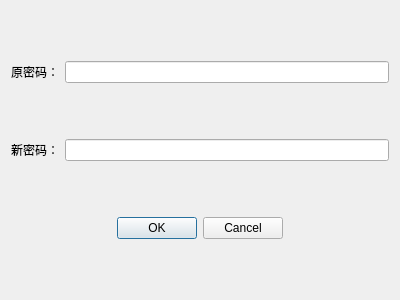
Above: changepasswddialog.ui from yuzujr/ScoreManagementSystem before the change. Below: the same form after it.
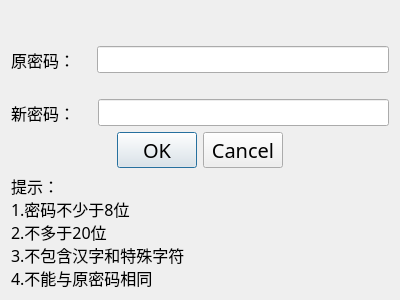
That is the form after the change.

Patch:
```diff
--- a/changepasswddialog.ui
+++ b/changepasswddialog.ui
@@ -18,22 +18,128 @@
   </property>
   <property name="maximumSize">
    <size>
-    <width>400</width>
-    <height>300</height>
+    <width>500</width>
+    <height>400</height>
    </size>
   </property>
   <property name="windowTitle">
    <string>Dialog</string>
   </property>
-  <layout class="QGridLayout" name="gridLayout">
-   <item row="0" column="1">
-    <widget class="QLineEdit" name="lineEdit"/>
+  <layout class="QVBoxLayout" name="verticalLayout">
+   <item>
+    <layout class="QHBoxLayout" name="horizontalLayout">
+     <property name="topMargin">
+      <number>35</number>
+     </property>
+     <item>
+      <widget class="QLabel" name="label">
+       <property name="maximumSize">
+        <size>
+         <width>80</width>
+         <height>16777215</height>
+        </size>
+       </property>
+       <property name="font">
+        <font>
+         <family>宋体</family>
+         <pointsize>12</pointsize>
+        </font>
+       </property>
+       <property name="text">
+        <string>原密码：</string>
+       </property>
+      </widget>
+     </item>
+     <item>
+      <widget class="QLineEdit" name="lineEdit">
+       <property name="sizePolicy">
+        <sizepolicy hsizetype="Preferred" vsizetype="Preferred">
+         <horstretch>0</horstretch>
+         <verstretch>0</verstretch>
+        </sizepolicy>
+       </property>
+       <property name="maximumSize">
+        <size>
+         <width>16777215</width>
+         <height>35</height>
+        </size>
+       </property>
+       <property name="font">
+        <font>
+         <pointsize>12</pointsize>
+        </font>
+       </property>
+      </widget>
+     </item>
+    </layout>
    </item>
-   <item row="1" column="1">
-    <widget class="QLineEdit" name="lineEdit_2"/>
+   <item>
+    <layout class="QHBoxLayout" name="horizontalLayout_2">
+     <property name="spacing">
+      <number>7</number>
+     </property>
+     <property name="topMargin">
+      <number>20</number>
+     </property>
+     <property name="bottomMargin">
+      <number>0</number>
+     </property>
+     <item>
+      <widget class="QLabel" name="label_2">
+       <property name="maximumSize">
+        <size>
+         <width>80</width>
+         <height>16777215</height>
+        </size>
+       </property>
+       <property name="font">
+        <font>
+         <family>宋体</family>
+         <pointsize>12</pointsize>
+        </font>
+       </property>
+       <property name="text">
+        <string>新密码：</string>
+       </property>
+      </widget>
+     </item>
+     <item>
+      <widget class="QLineEdit" name="lineEdit_2">
+       <property name="sizePolicy">
+        <sizepolicy hsizetype="Preferred" vsizetype="Preferred">
+         <horstretch>0</horstretch>
+         <verstretch>0</verstretch>
+        </sizepolicy>
+       </property>
+       <property name="maximumSize">
+        <size>
+         <width>16777215</width>
+         <height>30</height>
+        </size>
+       </property>
+       <property name="font">
+        <font>
+         <pointsize>12</pointsize>
+        </font>
+       </property>
+      </widget>
+     </item>
+    </layout>
    </item>
-   <item row="2" column="0" colspan="2">
+   <item>
     <widget class="QDialogButtonBox" name="buttonBox">
+     <property name="sizePolicy">
+      <sizepolicy hsizetype="Preferred" vsizetype="Preferred">
+       <horstretch>0</horstretch>
+       <verstretch>0</verstretch>
+      </sizepolicy>
+     </property>
+     <property name="font">
+      <font>
+       <family>宋体</family>
+       <pointsize>15</pointsize>
+      </font>
+     </property>
      <property name="layoutDirection">
       <enum>Qt::LeftToRight</enum>
      </property>
@@ -48,17 +154,30 @@
      </property>
     </widget>
    </item>
-   <item row="1" column="0">
-    <widget class="QLabel" name="label_2">
-     <property name="text">
-      <string>新密码：</string>
+   <item>
+    <widget class="QLabel" name="label_3">
+     <property name="maximumSize">
+      <size>
+       <width>6666</width>
+       <height>120</height>
+      </size>
      </property>
-    </widget>
-   </item>
-   <item row="0" column="0">
-    <widget class="QLabel" name="label">
+     <property name="font">
+      <font>
+       <family>宋体</family>
+       <pointsize>12</pointsize>
+       <bold>false</bold>
+      </font>
+     </property>
      <property name="text">
-      <string>原密码：</string>
+      <string>提示：
+1.密码不少于8位
+2.不多于20位
+3.不包含汉字和特殊字符
+4.不能与原密码相同</string>
+     </property>
+     <property name="wordWrap">
+      <bool>true</bool>
      </property>
     </widget>
    </item>
```
